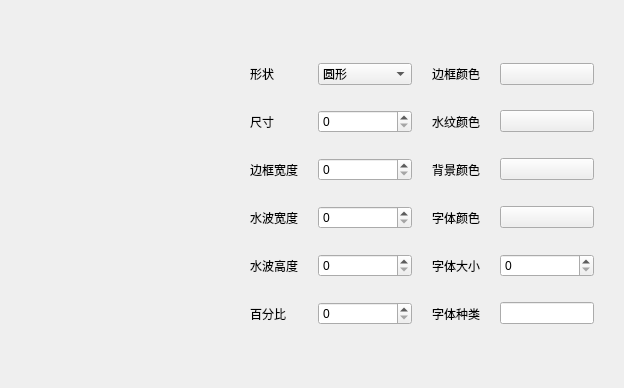
Old version of the form ShowPlugin/mainwindow.ui in the repository catcheroftime/WaterwaveProgressPlugin.
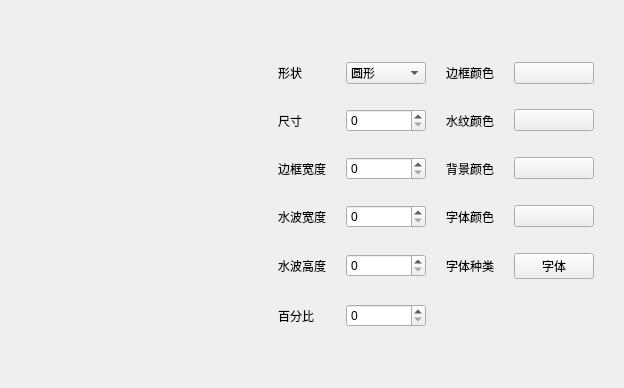
New version of the form. Custom widgets are drawn as their Qt base class.

Commit message: 将字体大小和样式，整理到font

Diff of the .ui file:
```diff
--- a/ShowPlugin/mainwindow.ui
+++ b/ShowPlugin/mainwindow.ui
@@ -171,9 +171,6 @@
         </property>
        </widget>
       </item>
-      <item row="6" column="3">
-       <widget class="QLineEdit" name="lineEdit_font"/>
-      </item>
       <item row="4" column="1">
        <widget class="QSpinBox" name="spinBox_wavewidth"/>
       </item>
@@ -191,13 +188,6 @@
         </property>
        </widget>
       </item>
-      <item row="6" column="2">
-       <widget class="QLabel" name="label_textfont">
-        <property name="text">
-         <string>字体种类</string>
-        </property>
-       </widget>
-      </item>
       <item row="7" column="2">
        <spacer name="verticalSpacer">
         <property name="orientation">
@@ -211,20 +201,6 @@
         </property>
        </spacer>
       </item>
-      <item row="5" column="2">
-       <widget class="QLabel" name="label_textsize">
-        <property name="text">
-         <string>字体大小</string>
-        </property>
-       </widget>
-      </item>
-      <item row="5" column="3">
-       <widget class="QSpinBox" name="spinBox_textsize">
-        <property name="maximum">
-         <number>25</number>
-        </property>
-       </widget>
-      </item>
       <item row="1" column="2">
        <widget class="QLabel" name="label_bordercolor">
         <property name="text">
@@ -290,6 +266,20 @@
         </property>
        </spacer>
       </item>
+      <item row="5" column="2">
+       <widget class="QLabel" name="label_textfont">
+        <property name="text">
+         <string>字体种类</string>
+        </property>
+       </widget>
+      </item>
+      <item row="5" column="3">
+       <widget class="QPushButton" name="ptn_font">
+        <property name="text">
+         <string>字体</string>
+        </property>
+       </widget>
+      </item>
      </layout>
     </item>
    </layout>
```
The commit also changes 4 other files.
